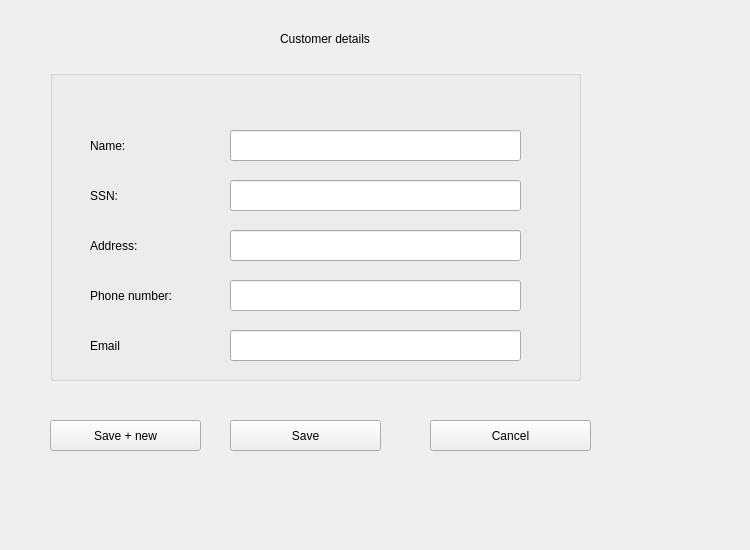
jonathansaetre/BankSystem, file customerdetails.ui: the form before one commit.
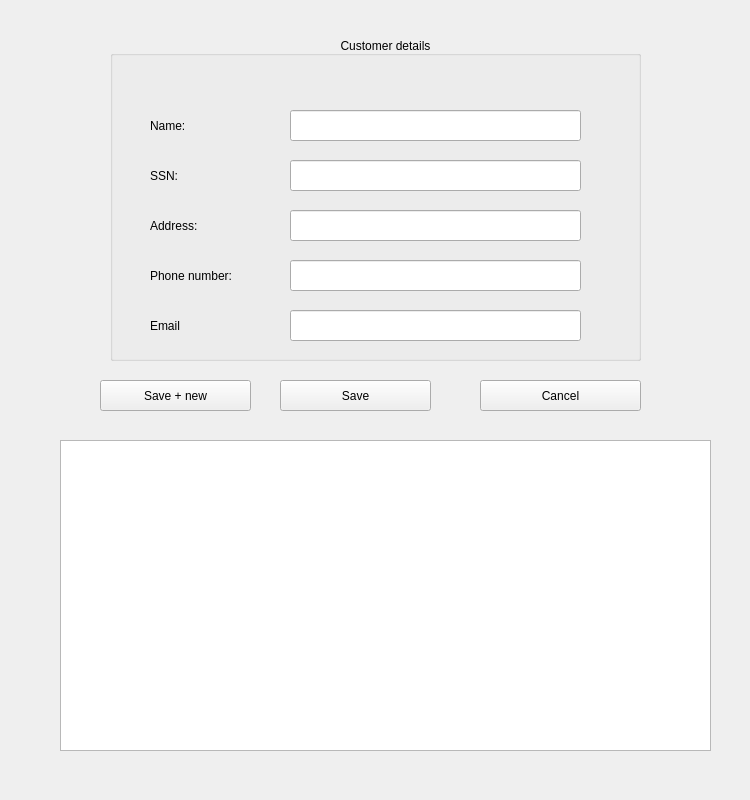
The form after the commit.

Commit message: add accountList to CustomerDetails and some changes on the windows

The edit to the form file:
```diff
--- a/customerdetails.ui
+++ b/customerdetails.ui
@@ -7,7 +7,7 @@
     <x>0</x>
     <y>0</y>
     <width>750</width>
-    <height>550</height>
+    <height>800</height>
    </rect>
   </property>
   <property name="minimumSize">
@@ -19,7 +19,7 @@
   <property name="maximumSize">
    <size>
     <width>750</width>
-    <height>550</height>
+    <height>800</height>
    </size>
   </property>
   <property name="windowTitle">
@@ -28,8 +28,8 @@
   <widget class="QPushButton" name="buttonSave">
    <property name="geometry">
     <rect>
-     <x>230</x>
-     <y>420</y>
+     <x>280</x>
+     <y>380</y>
      <width>151</width>
      <height>31</height>
     </rect>
@@ -41,8 +41,8 @@
   <widget class="QGroupBox" name="customerDetailsBox">
    <property name="geometry">
     <rect>
-     <x>50</x>
-     <y>70</y>
+     <x>110</x>
+     <y>50</y>
      <width>531</width>
      <height>311</height>
     </rect>
@@ -205,8 +205,8 @@
   <widget class="QPushButton" name="buttonCancel">
    <property name="geometry">
     <rect>
-     <x>430</x>
-     <y>420</y>
+     <x>480</x>
+     <y>380</y>
      <width>161</width>
      <height>31</height>
     </rect>
@@ -220,19 +220,22 @@
     <rect>
      <x>280</x>
      <y>30</y>
-     <width>141</width>
-     <height>17</height>
+     <width>211</width>
+     <height>31</height>
     </rect>
    </property>
    <property name="text">
     <string>Customer details</string>
    </property>
+   <property name="alignment">
+    <set>Qt::AlignCenter</set>
+   </property>
   </widget>
   <widget class="QPushButton" name="buttonSave_New">
    <property name="geometry">
     <rect>
-     <x>50</x>
-     <y>420</y>
+     <x>100</x>
+     <y>380</y>
      <width>151</width>
      <height>31</height>
     </rect>
@@ -241,6 +244,16 @@
     <string>Save + new</string>
    </property>
   </widget>
+  <widget class="QTreeView" name="accountList">
+   <property name="geometry">
+    <rect>
+     <x>60</x>
+     <y>440</y>
+     <width>651</width>
+     <height>311</height>
+    </rect>
+   </property>
+  </widget>
  </widget>
  <resources/>
  <connections/>
```
The commit also changes 3 other files.
